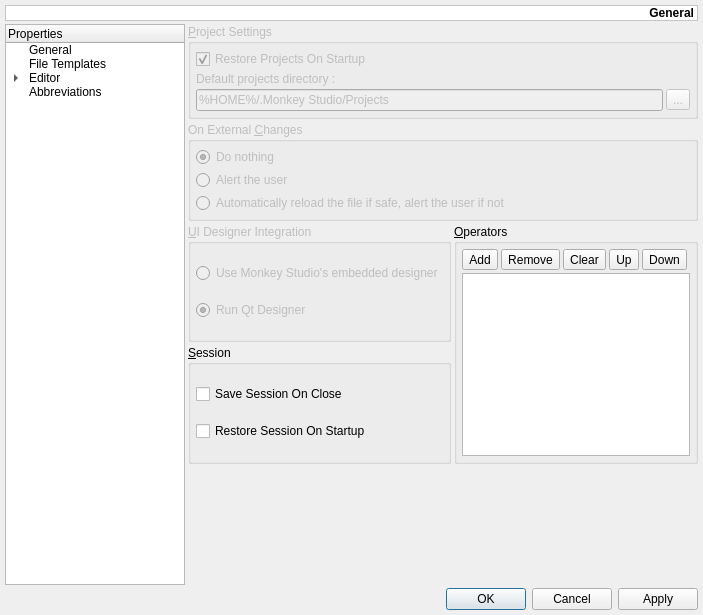
The window that v2/trunk/monkey/src/maininterface/ui/UISettings.ui (testmana2/mks) describes before a commit, drawn with Qt 5.
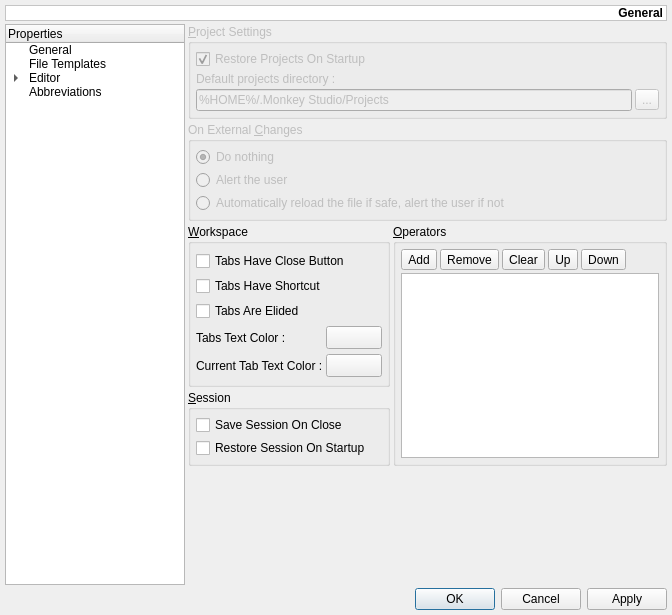
The same window after the commit. Icons and pictures are not drawn.

Commit message: add support for editing tabbar features

```diff
--- a/v2/trunk/monkey/src/maininterface/ui/UISettings.ui
+++ b/v2/trunk/monkey/src/maininterface/ui/UISettings.ui
@@ -359,17 +359,11 @@
         </widget>
        </item>
        <item row="2" column="0" >
-        <widget class="QGroupBox" name="gbUIDesignerIntegration" >
-         <property name="enabled" >
-          <bool>false</bool>
-         </property>
+        <widget class="QGroupBox" name="gbWorkspace" >
          <property name="title" >
-          <string>&amp;UI Designer Integration</string>
+          <string>&amp;Workspace</string>
          </property>
-         <layout class="QVBoxLayout" >
-          <property name="spacing" >
-           <number>3</number>
-          </property>
+         <layout class="QGridLayout" >
           <property name="leftMargin" >
            <number>5</number>
           </property>
@@ -382,20 +376,76 @@
           <property name="bottomMargin" >
            <number>5</number>
           </property>
-          <item>
-           <widget class="QRadioButton" name="rbUseEmbeddedUIDesigner" >
+          <property name="horizontalSpacing" >
+           <number>3</number>
+          </property>
+          <property name="verticalSpacing" >
+           <number>3</number>
+          </property>
+          <item row="0" column="0" colspan="3" >
+           <widget class="QCheckBox" name="cbTabsHaveCloseButton" >
             <property name="text" >
-             <string>Use Monkey Studio's embedded designer</string>
+             <string>Tabs Have Close Button</string>
             </property>
            </widget>
           </item>
-          <item>
-           <widget class="QRadioButton" name="rbRunQtDesigner" >
+          <item row="1" column="0" colspan="3" >
+           <widget class="QCheckBox" name="cbTabsHaveShortcut" >
             <property name="text" >
-             <string>Run Qt Designer</string>
+             <string>Tabs Have Shortcut</string>
             </property>
-            <property name="checked" >
-             <bool>true</bool>
+           </widget>
+          </item>
+          <item row="2" column="0" colspan="3" >
+           <widget class="QCheckBox" name="cbTabsElided" >
+            <property name="text" >
+             <string>Tabs Are Elided</string>
+            </property>
+           </widget>
+          </item>
+          <item row="3" column="1" colspan="2" >
+           <widget class="QToolButton" name="tbTabsTextColor" >
+            <property name="sizePolicy" >
+             <sizepolicy vsizetype="Fixed" hsizetype="Fixed" >
+              <horstretch>0</horstretch>
+              <verstretch>0</verstretch>
+             </sizepolicy>
+            </property>
+            <property name="iconSize" >
+             <size>
+              <width>48</width>
+              <height>16</height>
+             </size>
+            </property>
+           </widget>
+          </item>
+          <item row="3" column="0" >
+           <widget class="QLabel" name="lTabsTextColor" >
+            <property name="text" >
+             <string>Tabs Text Color :</string>
+            </property>
+           </widget>
+          </item>
+          <item row="4" column="0" >
+           <widget class="QLabel" name="lCurrentTabTextColor" >
+            <property name="text" >
+             <string>Current Tab Text Color :</string>
+            </property>
+           </widget>
+          </item>
+          <item row="4" column="1" colspan="2" >
+           <widget class="QToolButton" name="tbCurrentTabTextColor" >
+            <property name="sizePolicy" >
+             <sizepolicy vsizetype="Fixed" hsizetype="Fixed" >
+              <horstretch>0</horstretch>
+              <verstretch>0</verstretch>
+             </sizepolicy>
+            </property>
+            <property name="iconSize" >
+             <size>
+              <width>48</width>
+              <height>16</height>
+             </size>
             </property>
            </widget>
           </item>
@@ -504,6 +554,12 @@
        </item>
        <item row="3" column="0" >
         <widget class="QGroupBox" name="gbSession" >
+         <property name="sizePolicy" >
+          <sizepolicy vsizetype="Maximum" hsizetype="Preferred" >
+           <horstretch>0</horstretch>
+           <verstretch>0</verstretch>
+          </sizepolicy>
+         </property>
          <property name="title" >
           <string>&amp;Session</string>
          </property>
```
The commit also changes 2 other files.
